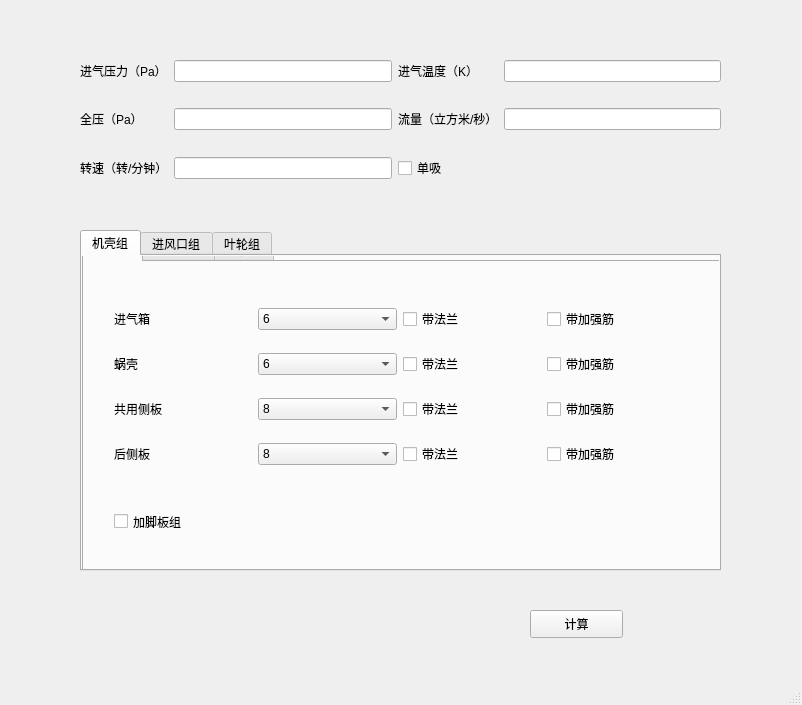
The window that MainWindow.ui (sgdd66/PriceRefer) describes before a commit, drawn with Qt 5.
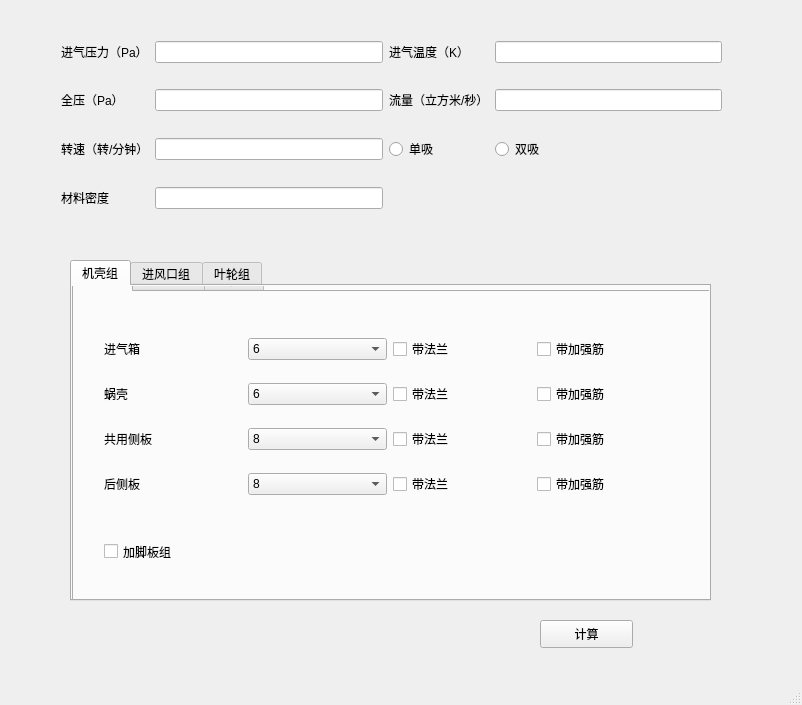
The same window after the commit. The open tabs and pages were chosen to show the change.

Patch:
```diff
--- a/MainWindow.ui
+++ b/MainWindow.ui
@@ -20,8 +20,8 @@
    <widget class="QTabWidget" name="tabWidget">
     <property name="geometry">
      <rect>
-      <x>80</x>
-      <y>230</y>
+      <x>70</x>
+      <y>260</y>
       <width>641</width>
       <height>341</height>
      </rect>
@@ -232,7 +232,7 @@
          <string>加脚板组</string>
         </property>
        </widget>
-       <widget class="QWidget" name="">
+       <widget class="QWidget" name="layoutWidget">
         <property name="geometry">
          <rect>
           <x>30</x>
@@ -698,8 +698,8 @@
    <widget class="QPushButton" name="pushButton_calculate">
     <property name="geometry">
      <rect>
-      <x>530</x>
-      <y>610</y>
+      <x>540</x>
+      <y>620</y>
       <width>93</width>
       <height>28</height>
      </rect>
@@ -711,10 +711,10 @@
    <widget class="QWidget" name="">
     <property name="geometry">
      <rect>
-      <x>80</x>
-      <y>40</y>
-      <width>641</width>
-      <height>161</height>
+      <x>61</x>
+      <y>21</y>
+      <width>661</width>
+      <height>211</height>
      </rect>
     </property>
     <layout class="QGridLayout" name="gridLayout">
@@ -769,12 +769,29 @@
       <widget class="QLineEdit" name="lineEdit_n"/>
      </item>
      <item row="2" column="2">
-      <widget class="QCheckBox" name="isSingle">
+      <widget class="QRadioButton" name="radioButton_single">
        <property name="text">
         <string>单吸</string>
        </property>
       </widget>
      </item>
+     <item row="2" column="3">
+      <widget class="QRadioButton" name="radioButton_double">
+       <property name="text">
+        <string>双吸</string>
+       </property>
+      </widget>
+     </item>
+     <item row="3" column="0">
+      <widget class="QLabel" name="label_19">
+       <property name="text">
+        <string>材料密度</string>
+       </property>
+      </widget>
+     </item>
+     <item row="3" column="1">
+      <widget class="QLineEdit" name="lineEdit"/>
+     </item>
     </layout>
    </widget>
    <zorder>label</zorder>
```
Left out of the diff: 38 changed lines with no effect on the pictures.
